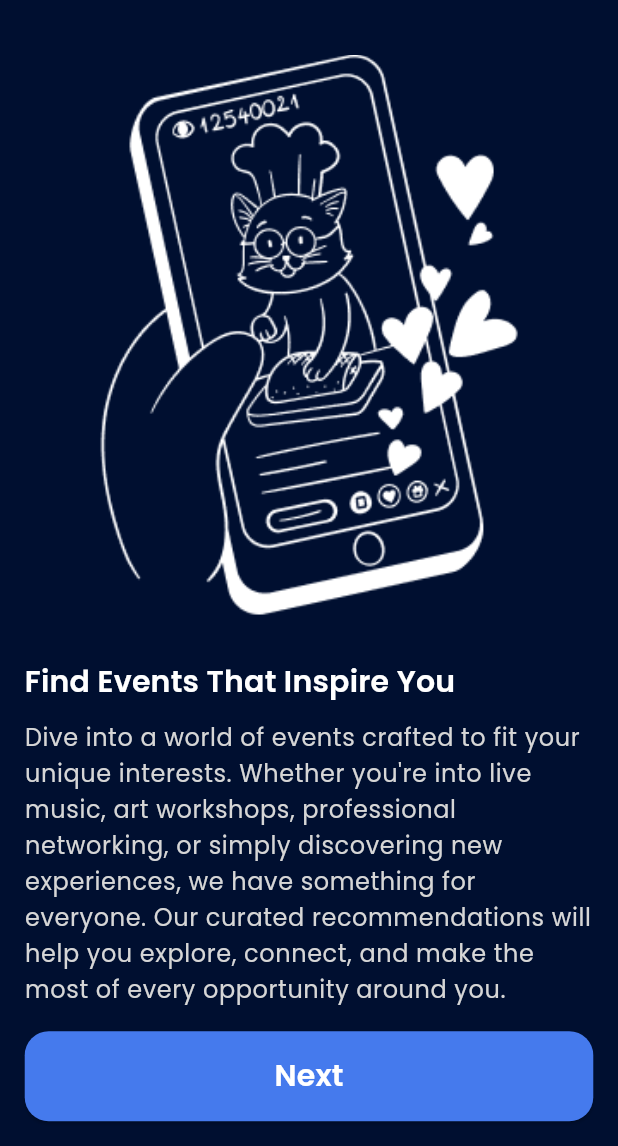
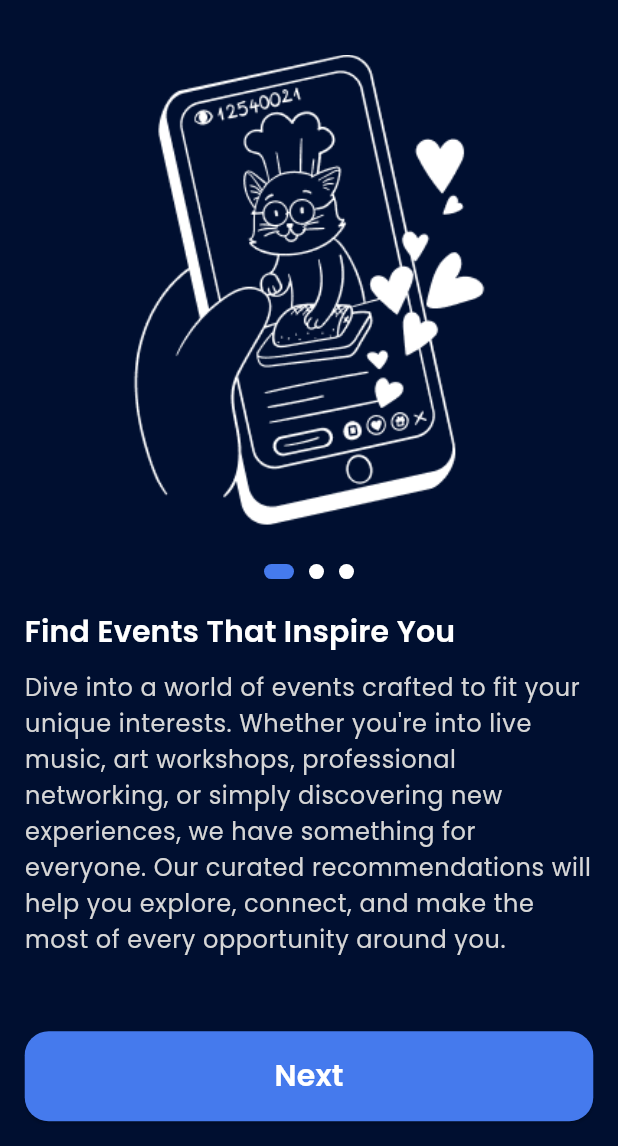
Before and after one commit to abdallahelnshar123-ux/evently, a Flutter app: the screen it shows after launch, after a tap on "Arabic", after a tap on "الانجليزية", after a tap on "Let’s start", on a phone screen of 412 x 824 dp, the part 90-1236 px from its top. Run offline on Flutter 3.47's test engine with Material 3 defaults, Android fonts, the phone set to English and light mode, and no system bars; our stand-ins replace easy_localization, flutter_svg, google_fonts, shared_preferences.

Commit message:
modified onboarding

```diff
--- a/lib/main.dart
+++ b/lib/main.dart
@@ -17,6 +17,8 @@ void main() async {
   final sharedPreferences = await SharedPreferences.getInstance();
   final int appTheme =
       sharedPreferences.getInt(SharedPrefsKeys.appThemeKey) ?? 1;
+  final bool showIntro =
+      sharedPreferences.getBool(SharedPrefsKeys.onBoardingKey) ?? true;
 
   runApp(
     ChangeNotifierProvider(
@@ -28,14 +30,16 @@ void main() async {
         path: 'assets/translations',
         startLocale: Locale('en'),
         saveLocale: true,
-        child: MyApp(),
+        child: MyApp(showIntro: showIntro),
       ),
     ),
   );
 }
 
 class MyApp extends StatelessWidget {
-  MyApp({super.key});
+  bool showIntro;
+
+  MyApp({super.key, required this.showIntro});
 
   @override
   Widget build(BuildContext context) {
@@ -43,7 +47,9 @@ class MyApp extends StatelessWidget {
 
     return MaterialApp(
       debugShowCheckedModeBanner: false,
-      initialRoute: AppRoutes.onBoardingScreen1RouteName,
+      initialRoute: showIntro
+          ? AppRoutes.onBoardingScreen1RouteName
+          : AppRoutes.homeRouteName,
       routes: {
         AppRoutes.homeRouteName: (context) => HomeScreen(),
         AppRoutes.onBoardingScreen1RouteName: (context) => OnBoardingScreen1(),
--- a/lib/on_boarding/screen/screen_2.dart
+++ b/lib/on_boarding/screen/screen_2.dart
@@ -6,10 +6,12 @@ import 'package:evently/on_boarding/widget/dot_indicator.dart';
 import 'package:evently/on_boarding/widget/skip_button_widget.dart';
 import 'package:evently/utils/app_routes.dart';
 import 'package:flutter/material.dart';
+import 'package:shared_preferences/shared_preferences.dart';
 
 import '../../provider/app_theme_provider.dart';
 import '../../utils/app_assets.dart';
 import '../../utils/screen_size.dart';
+import '../../utils/shared_prefs.dart';
 
 class OnBoardingScreen2 extends StatefulWidget {
   OnBoardingScreen2({super.key});
@@ -84,11 +86,14 @@ class _OnBoardingScreen2State extends State<OnBoardingScreen2> {
           Visibility(
             visible: currentIndex != 2,
             child: SkipButtonWidget(
-              onPressed: () {
+              onPressed: () async {
                 Navigator.pushReplacementNamed(
                   context,
                   AppRoutes.homeRouteName,
                 );
+                SharedPreferences sharedPreferences =
+                await SharedPreferences.getInstance();
+                sharedPreferences.setBool(SharedPrefsKeys.onBoardingKey, false);
                 setState(() {});
               },
             ),
@@ -106,8 +111,9 @@ class _OnBoardingScreen2State extends State<OnBoardingScreen2> {
               child: Column(
                 crossAxisAlignment: CrossAxisAlignment.start,
                 children: [
-                  Expanded(
-                    flex: 4,
+                  SizedBox(
+                    height: context.height * 0.4,
+                    width: double.infinity,
                     child: PageView.builder(
                       onPageChanged: (index) {
                         currentIndex = index;
@@ -117,18 +123,24 @@ class _OnBoardingScreen2State extends State<OnBoardingScreen2> {
                       controller: _pageController,
                       itemBuilder: (context, index) => Image.asset(
                         onBoardingList[index].image,
-                        fit: BoxFit.cover,
+                        fit: BoxFit.contain,
                       ),
                       itemCount: onBoardingList.length,
                     ),
                   ),
-                  Row(
-                    children: [
-                      DotIndicator(active: currentIndex == 0 ? true : false),
-                      DotIndicator(active: currentIndex == 1 ? true : false),
-                      DotIndicator(active: currentIndex == 2 ? true : false),
-                    ],
+                  Padding(
+                    padding: const EdgeInsets.all(10),
+                    child: Row(
+                      spacing: 10,
+                      mainAxisAlignment: MainAxisAlignment.center,
+                      children: [
+                        DotIndicator(active: currentIndex == 0 ? true : false),
+                        DotIndicator(active: currentIndex == 1 ? true : false),
+                        DotIndicator(active: currentIndex == 2 ? true : false),
+                      ],
+                    ),
                   ),
+
                   Padding(
                     padding: const EdgeInsets.symmetric(vertical: 10),
                     child: Text(
@@ -149,7 +161,7 @@ class _OnBoardingScreen2State extends State<OnBoardingScreen2> {
               ),
             ),
             CustomElevatedButton(
-              onPressed: () {
+              onPressed: () async {
                 switch (currentIndex) {
                   case 0:
                     _pageController.animateToPage(
@@ -169,7 +181,12 @@ class _OnBoardingScreen2State extends State<OnBoardingScreen2> {
                     Navigator.pushReplacementNamed(
                       context,
                       AppRoutes.homeRouteName,
+
                     );
+                    SharedPreferences sharedPreferences =
+                    await SharedPreferences.getInstance();
+                    sharedPreferences.setBool(
+                        SharedPrefsKeys.onBoardingKey, false);
                   default:
                     break;
                 }
@@ -182,27 +199,3 @@ class _OnBoardingScreen2State extends State<OnBoardingScreen2> {
     );
   }
 }
-
-/*
-PageView.builder(
-
-            itemBuilder: (context, index) =>
-                Image.asset(onBoardingList[index].image , fit: BoxFit.fitHeight,),
-            itemCount: onBoardingList.length,
-
-          ),
-            Padding(
-              padding: const EdgeInsets.symmetric(vertical: 10),
-              child: Text(
-                context.tr(onBoardingList[index].title),
-                style: Theme.of(context).textTheme.titleMedium,
-              ),
-            ),
-            Expanded(child: SingleChildScrollView(
-              child: Text(
-                context.tr(onBoardingList[index].description),
-                style: Theme.of(context).textTheme.bodySmall,
-              ),
-            )),
-
- */
--- a/lib/on_boarding/widget/back_button_widget.dart
+++ b/lib/on_boarding/widget/back_button_widget.dart
@@ -37,7 +37,7 @@ class BackButtonWidget extends StatelessWidget {
                   : AppColors.inputsColor,
             ),
             child: Transform.flip(
-              flipX: context.savedLocale!.languageCode == 'ar',
+              flipX: context.savedLocale?.languageCode == 'ar',
               child: SvgPicture.asset(
                 AppAssets.arrowBackIcon,
                 colorFilter: ColorFilter.mode(
--- a/lib/on_boarding/widget/dot_indicator.dart
+++ b/lib/on_boarding/widget/dot_indicator.dart
@@ -11,6 +11,7 @@ class DotIndicator extends StatelessWidget {
   Widget build(BuildContext context) {
     return AnimatedContainer(
       width: active ? 20 : 10,
+      height: 10,
       duration: Duration(milliseconds: 300),
       decoration: BoxDecoration(
         borderRadius: BorderRadius.circular(20),
--- a/lib/utils/shared_prefs.dart
+++ b/lib/utils/shared_prefs.dart
@@ -2,11 +2,10 @@ import 'package:shared_preferences/shared_preferences.dart';
 
 class SharedPrefsKeys {
   static const String appThemeKey = 'app_theme';
+  static const String onBoardingKey = 'on_boarding';
 }
 
 void saveAppTheme(int newAppTheme) async {
-  /// dark = 1
-  /// light = 2
   final SharedPreferences prefs = await SharedPreferences.getInstance();
   int oldAppTheme = prefs.getInt(SharedPrefsKeys.appThemeKey) ?? 1;
   if (oldAppTheme == newAppTheme) return;
```
